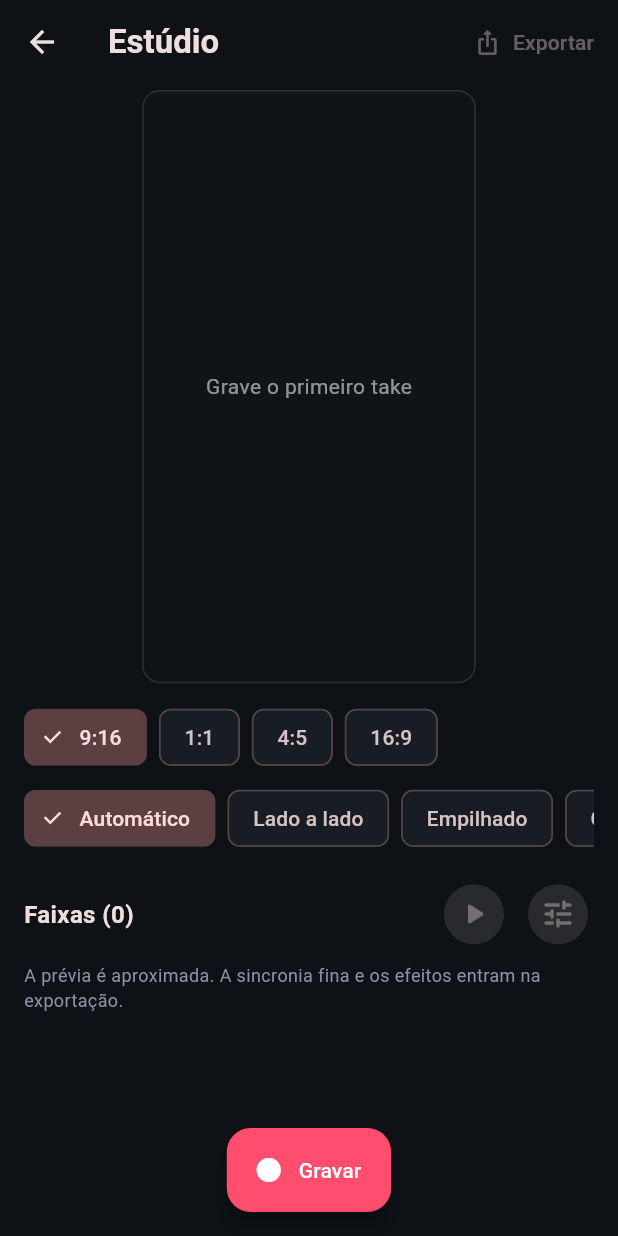
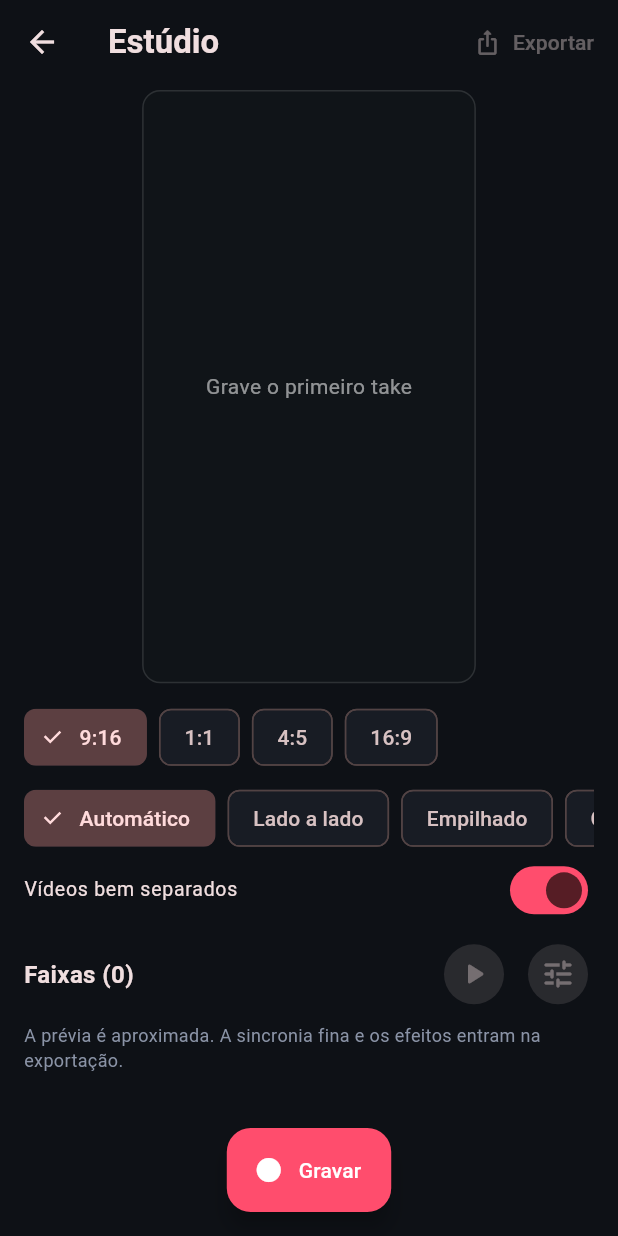
Before and after one commit to eeuseniormy-afk/seniorcollab, a Flutter app: the StudioScreen screen opened directly with empty values, on a phone screen of 412 x 824 dp. Run offline on Flutter 3.47's test engine with Material 3 defaults, Android fonts, the phone set to English and light mode, and no system bars; our stand-ins replace camera, image_picker, share_plus, video_player, wakelock_plus; missing offline and left inert: ffmpeg_kit_flutter_new, gal.

Commit message:
v0.2.0: videos bem separados na tela

```diff
--- a/lib/screens/studio_screen.dart
+++ b/lib/screens/studio_screen.dart
@@ -149,7 +149,14 @@ class _StudioScreenState extends State<StudioScreen> {
                   (l) => l.label,
                   (l) => setState(() => p.layout = l),
                 ),
-                const SizedBox(height: 16),
+                SwitchListTile(
+                  contentPadding: EdgeInsets.zero,
+                  dense: true,
+                  title: const Text('Vídeos bem separados'),
+                  value: p.separar,
+                  onChanged: (v) => setState(() => p.separar = v),
+                ),
+                const SizedBox(height: 8),
                 Row(
                   children: [
                     Text('Faixas (${p.tracks.length})',
```
